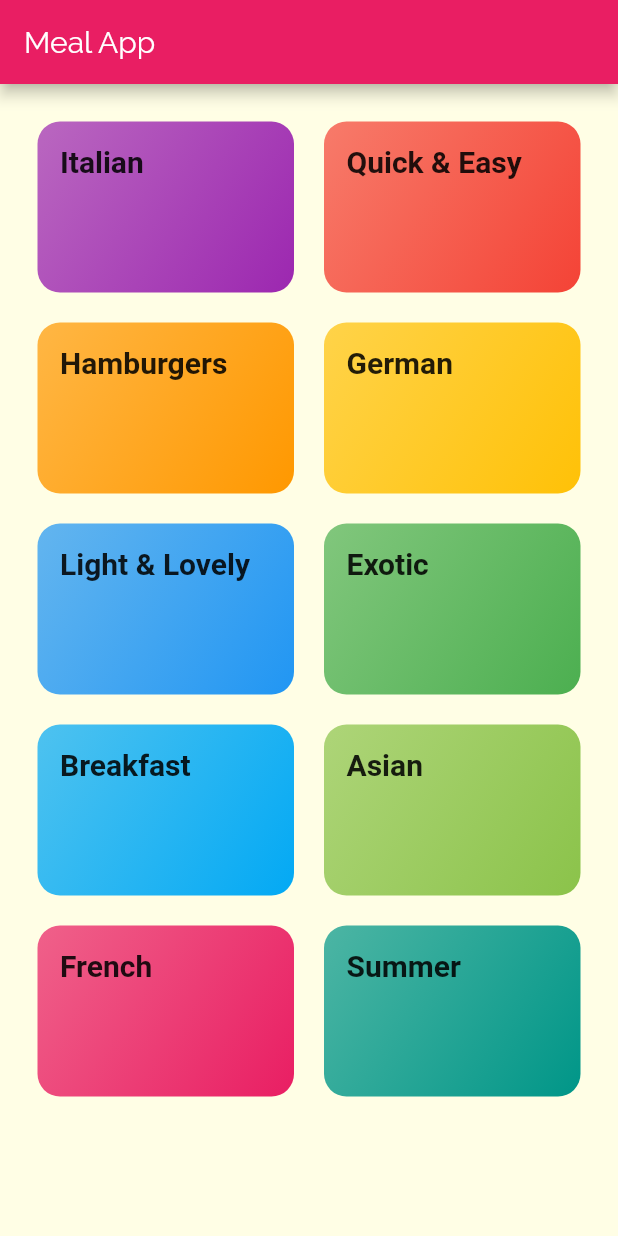
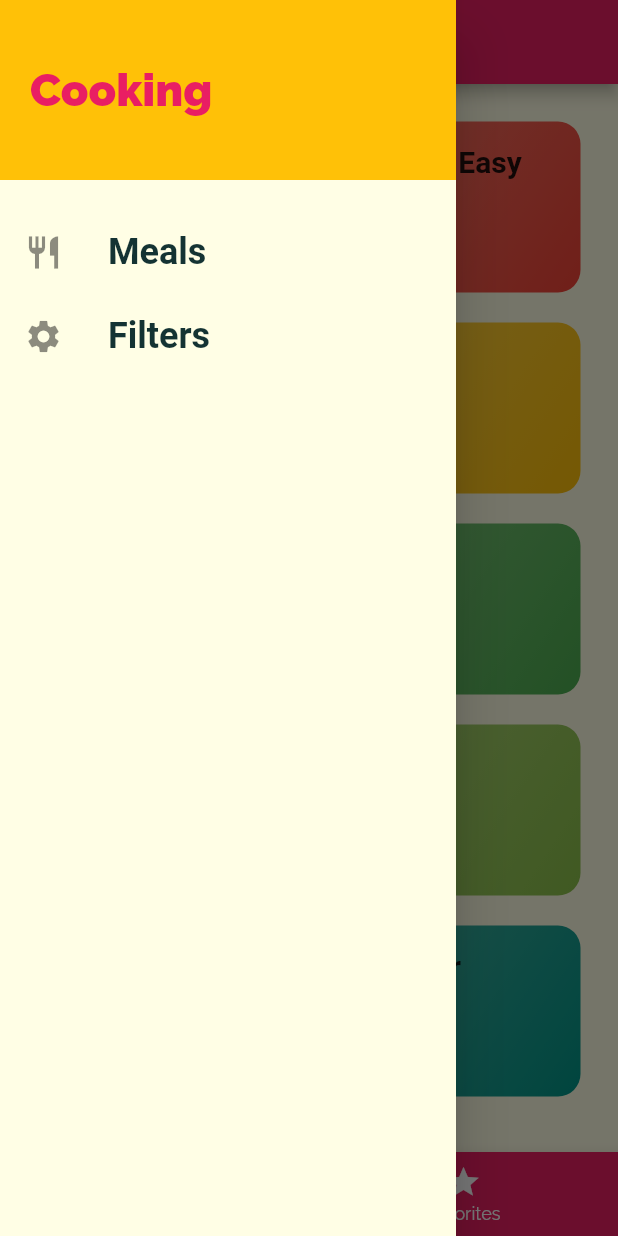
Before and after one commit to ydeliorman/mealapp, a Flutter app: the screen it shows after launch, with the side drawer open (before the commit the screen has no drawer), on a phone screen of 412 x 824 dp. Run offline on Flutter 3.47's test engine with Material 2 defaults, Android fonts, the phone set to English and light mode, and no system bars; Roboto replaces fonts that are missing (RobotoCondensed).

Commit message:
Favorite functionality is added. Filtering via Drawer is added. Categories and Favorites Tabs are added.

```diff
--- a/lib/main.dart
+++ b/lib/main.dart
@@ -1,12 +1,77 @@
 import 'package:flutter/material.dart';
+import 'package:shopapp/dummy_data.dart';
 import 'package:shopapp/screens/categories_screen.dart';
 import 'package:shopapp/screens/category_meals_screen.dart';
+import 'package:shopapp/screens/filters_screen.dart';
 import 'package:shopapp/screens/meal_detail_screen.dart';
+import 'package:shopapp/screens/tabs_screen.dart';
+
+import 'models/meal.dart';
 
 void main() => runApp(MyApp());
 
-class MyApp extends StatelessWidget {
+class MyApp extends StatefulWidget {
   // This widget is the root of your application.
+  @override
+  _MyAppState createState() => _MyAppState();
+}
+
+class _MyAppState extends State<MyApp> {
+  Map<String, bool> _filters = {
+    'gluten': false,
+    'lactose': false,
+    'vegan': false,
+    'vegetarian': false,
+  };
+
+  List<Meal> _availableMeals = DUMMY_MEALS;
+  List<Meal> _favoriteMeals = [];
+
+  void _setFilters(Map<String, bool> filterData) {
+    setState(() {
+      _filters = filterData;
+
+      _availableMeals = DUMMY_MEALS.where((meal) {
+        if (_filters['gluten'] && !meal.isGlutenFree) {
+          return false;
+        }
+
+        if (_filters['lactose'] && !meal.isLactoseFree) {
+          return false;
+        }
+
+        if (_filters['vegan'] && !meal.isVegan) {
+          return false;
+        }
+
+        if (_filters['vegetarian'] && !meal.isVegetarian) {
+          return false;
+        }
+
+        return true;
+      }).toList();
+    });
+  }
+
+  void _toggleFavorite(String mealId) {
+    final existingIndex =
+        _favoriteMeals.indexWhere((meal) => mealId == meal.id);
+
+    if (existingIndex >= 0) {
+      setState(() {
+        _favoriteMeals.removeAt(existingIndex);
+      });
+    } else {
+      setState(() {
+        _favoriteMeals.add(DUMMY_MEALS.firstWhere((meal) => meal.id == mealId));
+      });
+    }
+  }
+
+  bool _isMealFavorite(String id) {
+    return _favoriteMeals.any((meal) => meal.id == id);
+  }
+
   @override
   Widget build(BuildContext context) {
     return MaterialApp(
@@ -30,16 +95,21 @@ class MyApp extends StatelessWidget {
               ),
             ),
       ),
-      home: CategoriesScreen(),
+//      home: CategoriesScreen(),
+      initialRoute: '/',
       routes: {
-        CategoryMealsScreen.routeName: (ctx) => CategoryMealsScreen(),
-        MealDetailScreen.routeName: (ctx) => MealDetailScreen(),
+        '/': (ctx) => TabsScreen(_favoriteMeals),
+        CategoryMealsScreen.routeName: (ctx) =>
+            CategoryMealsScreen(_availableMeals),
+        MealDetailScreen.routeName: (ctx) =>
+            MealDetailScreen(_toggleFavorite, _isMealFavorite),
+        FiltersScreen.routeName: (ctx) => FiltersScreen(_filters, _setFilters),
       },
       //if a page routing is missing onGenerateRoute is called
       onGenerateRoute: (settings) {
-        return MaterialPageRoute(
-          builder: (ctx) => CategoriesScreen(),
-        );
+//        return MaterialPageRoute(
+//          builder: (ctx) => CategoriesScreen(),
+//        );
       },
       //last route to show smo page on screen. looked after onGenerateRoute
       onUnknownRoute: (settings) {
--- a/lib/screens/categories_screen.dart
+++ b/lib/screens/categories_screen.dart
@@ -1,15 +1,11 @@
 import 'package:flutter/material.dart';
+import 'package:shopapp/dummy_data.dart';
 import 'package:shopapp/widgets/category_item.dart';
-import 'package:shopapp/dummy_data.dart';
 
 class CategoriesScreen extends StatelessWidget {
   @override
   Widget build(BuildContext context) {
-    return Scaffold(
-        appBar: AppBar(
-          title: const Text('Meal App'),
-        ),
-        body: GridView(
+    return GridView(
       padding: const EdgeInsets.all(25),
       children: DUMMY_CATEGORIES
           .map(
@@ -26,6 +22,6 @@ class CategoriesScreen extends StatelessWidget {
         crossAxisSpacing: 20,
         mainAxisSpacing: 20,
       ),
-        ));
+    );
   }
 }
--- /dev/null
+++ b/lib/screens/tabs_screen.dart
@@ -0,0 +1,99 @@
+import 'package:flutter/material.dart';
+import 'package:shopapp/models/meal.dart';
+import 'package:shopapp/screens/categories_screen.dart';
+import 'package:shopapp/screens/favorites_screen.dart';
+import 'package:shopapp/widgets/main_drawer.dart';
+
+class TabsScreen extends StatefulWidget {
+  final List<Meal> favoriteMeals;
+
+  TabsScreen(this.favoriteMeals);
+
+  @override
+  _TabsScreenState createState() => _TabsScreenState();
+}
+
+class _TabsScreenState extends State<TabsScreen> {
+  List<Map<String, Object>> _pages;
+  int _selectedPageIndex = 0;
+
+  @override
+  void initState() {
+    _pages = [
+      {
+        'page': CategoriesScreen(),
+        'title': 'Categories',
+      },
+      {
+        'page': FavoritesScreen(widget.favoriteMeals),
+        'title': 'Favorites',
+      },
+    ];
+    super.initState();
+  }
+
+  void _selectPage(int index) {
+    setState(() {
+      _selectedPageIndex = index;
+    });
+  }
+
+  @override
+  Widget build(BuildContext context) {
+    return Scaffold(
+      appBar: AppBar(
+        title: Text(_pages[_selectedPageIndex]['title']),
+      ),
+      drawer: MainDrawer(),
+      body: _pages[_selectedPageIndex]['page'],
+      bottomNavigationBar: BottomNavigationBar(
+        onTap: _selectPage,
+        backgroundColor: Theme.of(context).primaryColor,
+        unselectedItemColor: Colors.white,
+        selectedItemColor: Theme.of(context).accentColor,
+        currentIndex: _selectedPageIndex,
+//        type: BottomNavigationBarType.shifting,
+        items: [
+          BottomNavigationBarItem(
+            backgroundColor: Theme.of(context).primaryColor,
+            icon: Icon(Icons.category),
+            title: Text('Categories'),
+          ),
+          BottomNavigationBarItem(
+            backgroundColor: Theme.of(context).primaryColor,
+            icon: Icon(Icons.star),
+            title: Text('Favorites'),
+          ),
+        ],
+      ),
+    );
+
+    //Tab at top
+//    return DefaultTabController(
+//      length: 2,
+//      child: Scaffold(
+//        appBar: AppBar(
+//          title: Text('Meals'),
+//          bottom: TabBar(
+//            tabs: <Widget>[
+//              Tab(
+//                icon: Icon(Icons.category),
+//                text: 'Categories',
+//              ),
+//              Tab(
+//                icon: Icon(Icons.star),
+//                text: 'Favorites',
+//              ),
+//            ],
+//          ),
+//        ),
+//        body: TabBarView(
+//          children: <Widget>[
+//            CategoriesScreen(),
+//            FavoritesScreen(),
+//          ],
+//        ),
+//      ),
+//    );
+  }
+}
--- /dev/null
+++ b/lib/widgets/main_drawer.dart
@@ -0,0 +1,56 @@
+import 'package:flutter/material.dart';
+import 'package:shopapp/screens/filters_screen.dart';
+
+class MainDrawer extends StatelessWidget {
+  Widget buildListTile(String title, IconData icon, Function tapHandler) {
+    return ListTile(
+      leading: Icon(
+        icon,
+        size: 26,
+      ),
+      title: Text(
+        title,
+        style: TextStyle(
+          fontFamily: 'RobotoCondensed',
+          fontSize: 24,
+          fontWeight: FontWeight.bold,
+        ),
+      ),
+      onTap: tapHandler,
+    );
+  }
+
+  @override
+  Widget build(BuildContext context) {
+    return Drawer(
+      child: Column(
+        children: <Widget>[
+          Container(
+            height: 120,
+            width: double.infinity,
+            padding: EdgeInsets.all(20),
+            alignment: Alignment.centerLeft,
+            color: Theme.of(context).accentColor,
+            child: Text(
+              'Cooking',
+              style: TextStyle(
+                fontWeight: FontWeight.w900,
+                fontSize: 30,
+                color: Theme.of(context).primaryColor,
+              ),
+            ),
+          ),
+          SizedBox(
+            height: 20,
+          ),
+          buildListTile('Meals', Icons.restaurant, () {
+            Navigator.of(context).pushReplacementNamed('/');
+          }),
+          buildListTile('Filters', Icons.settings, () {
+            Navigator.of(context).pushReplacementNamed(FiltersScreen.routeName);
+          }),
+        ],
+      ),
+    );
+  }
+}
```
Also changed, not shown: lib/screens/category_meals_screen.dart (+47 -19 lines), lib/screens/favorites_screen.dart (added, +32 -0 lines), lib/screens/filters_screen.dart (added, +130 -0 lines), lib/screens/meal_detail_screen.dart (+14 -0 lines), lib/widgets/meal_item.dart (+11 -2 lines). Lines whose indentation alone changed are shown as unchanged.
